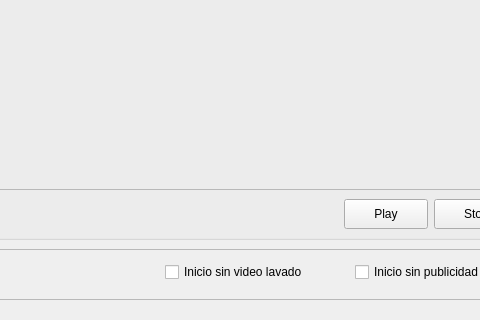
Above: UI/mainwindow.ui from ecristal/proyectoLavamanos before the change; both pictures show x 165 to 645 and y 331 to 651 of the 996 by 651 pixel window. Below: the same form after it.
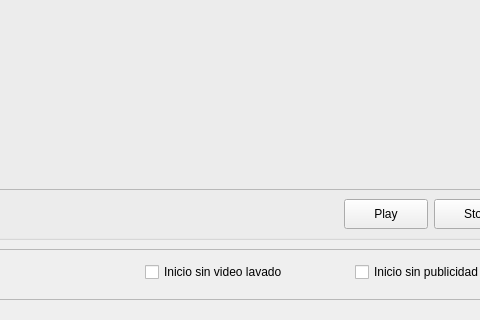
That is the form after the change.

Commit message: se arregla mainwindow.ui para que salgan las etiquetas completas

Patch:
```diff
--- a/UI/mainwindow.ui
+++ b/UI/mainwindow.ui
@@ -177,9 +177,9 @@
    <widget class="QCheckBox" name="cbIniciarSinVideoLavado">
     <property name="geometry">
      <rect>
-      <x>310</x>
+      <x>290</x>
       <y>10</y>
-      <width>171</width>
+      <width>191</width>
       <height>26</height>
      </rect>
     </property>
```
